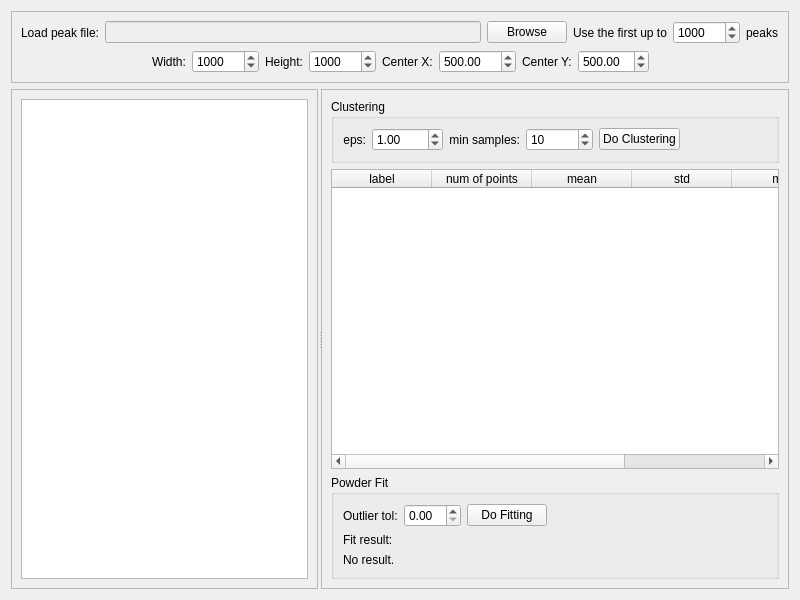
Qt form ui/powder_win.ui (LiuLab-CSRC/ClickX) before a commit.
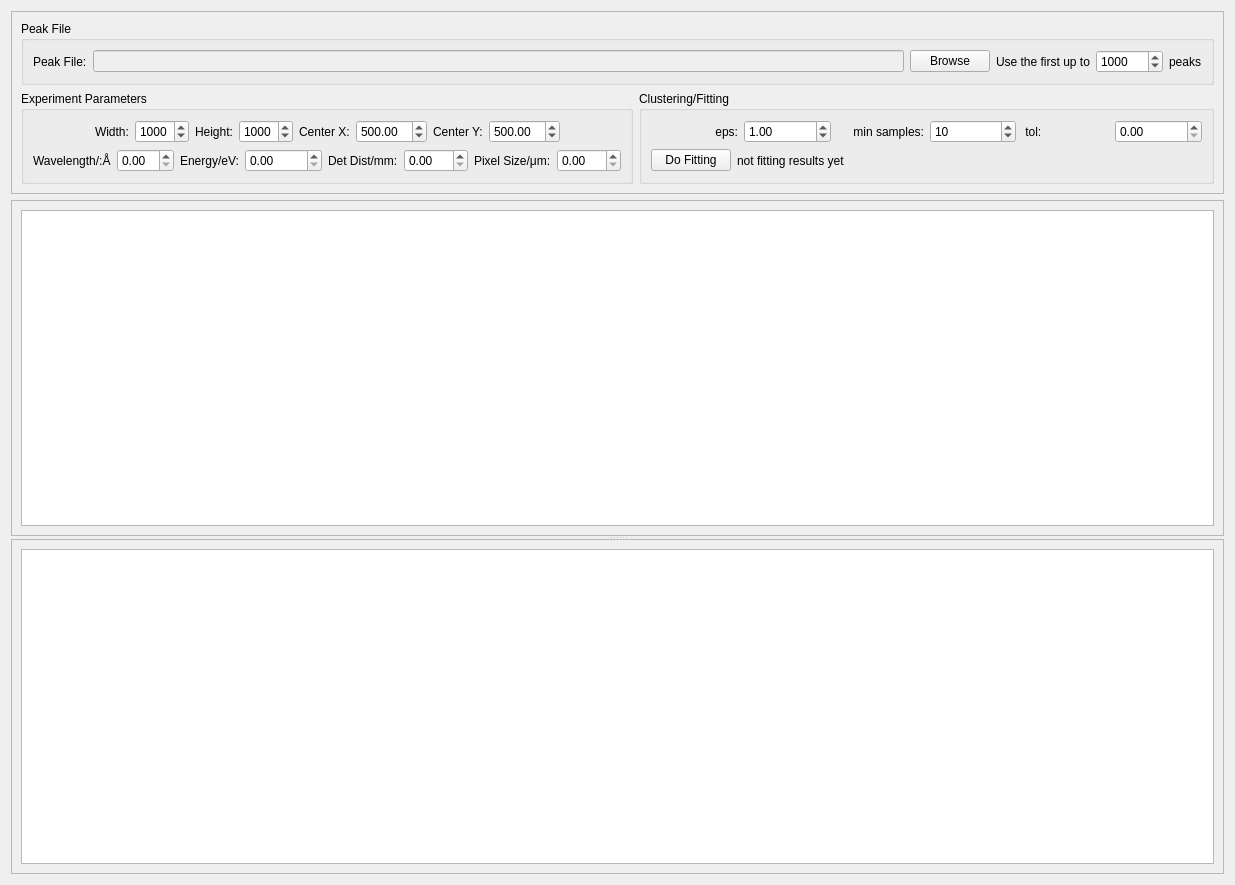
The same form after that commit. Custom widgets are drawn as their Qt base class.

Commit message: finish powder window

The edit to the form file:
```diff
--- a/ui/powder_win.ui
+++ b/ui/powder_win.ui
@@ -6,8 +6,8 @@
    <rect>
     <x>0</x>
     <y>0</y>
-    <width>800</width>
-    <height>600</height>
+    <width>1235</width>
+    <height>885</height>
    </rect>
   </property>
   <property name="sizePolicy">
@@ -19,7 +19,7 @@
   <property name="windowTitle">
    <string>Powder Fit</string>
   </property>
-  <layout class="QVBoxLayout" name="verticalLayout_3" stretch="0,1">
+  <layout class="QVBoxLayout" name="verticalLayout_5">
    <item>
     <widget class="QFrame" name="frame">
      <property name="frameShape">
@@ -28,16 +28,23 @@
      <property name="frameShadow">
       <enum>QFrame::Raised</enum>
      </property>
-     <layout class="QVBoxLayout" name="verticalLayout">
+     <layout class="QVBoxLayout" name="verticalLayout_3">
+      <item>
+       <widget class="QGroupBox" name="groupBox">
+        <property name="title">
+         <string>Peak File</string>
+        </property>
+        <layout class="QHBoxLayout" name="horizontalLayout_24">
+         <item>
+          <layout class="QHBoxLayout" name="horizontalLayout_23">
+           <item>
+            <layout class="QHBoxLayout" name="horizontalLayout_22">
       <item>
        <layout class="QHBoxLayout" name="horizontalLayout">
-        <property name="sizeConstraint">
-         <enum>QLayout::SetFixedSize</enum>
-        </property>
         <item>
          <widget class="QLabel" name="label">
           <property name="text">
-           <string>Load peak file:</string>
+                  <string>Peak File:</string>
           </property>
          </widget>
         </item>
@@ -48,7 +55,7 @@
           </property>
           <property name="minimumSize">
            <size>
-            <width>0</width>
+                   <width>400</width>
             <height>0</height>
            </size>
           </property>
@@ -61,6 +68,10 @@
           </property>
          </widget>
         </item>
+              </layout>
+             </item>
+             <item>
+              <layout class="QHBoxLayout" name="horizontalLayout_19">
         <item>
          <widget class="QLabel" name="label_6">
           <property name="text">
@@ -69,7 +80,7 @@
          </widget>
         </item>
         <item>
-         <widget class="QSpinBox" name="spin_box_0">
+                <widget class="QSpinBox" name="max_peaks_sb">
           <property name="maximum">
            <number>999999</number>
           </property>
@@ -87,10 +98,25 @@
         </item>
        </layout>
       </item>
+            </layout>
+           </item>
+          </layout>
+         </item>
+        </layout>
+       </widget>
+      </item>
       <item>
-       <layout class="QHBoxLayout" name="horizontalLayout_7">
+       <layout class="QHBoxLayout" name="horizontalLayout_27">
         <item>
-         <spacer name="horizontalSpacer_3">
+         <widget class="QGroupBox" name="groupBox_3">
+          <property name="title">
+           <string>Experiment Parameters</string>
+          </property>
+          <layout class="QVBoxLayout" name="verticalLayout">
+           <item>
+            <layout class="QHBoxLayout" name="horizontalLayout_16">
+             <item>
+              <spacer name="horizontalSpacer_2">
           <property name="orientation">
            <enum>Qt::Horizontal</enum>
           </property>
@@ -102,6 +128,8 @@
           </property>
          </spacer>
         </item>
+             <item>
+              <layout class="QHBoxLayout" name="horizontalLayout_15">
         <item>
          <layout class="QHBoxLayout" name="horizontalLayout_3">
           <item>
@@ -114,7 +142,7 @@
           <item>
            <widget class="QSpinBox" name="spin_box_1">
             <property name="maximum">
-             <number>999999</number>
+                    <number>9999</number>
             </property>
             <property name="value">
              <number>1000</number>
@@ -135,7 +163,7 @@
           <item>
            <widget class="QSpinBox" name="spin_box_2">
             <property name="maximum">
-             <number>999999</number>
+                    <number>9999</number>
             </property>
             <property name="value">
              <number>1000</number>
@@ -156,7 +184,7 @@
           <item>
            <widget class="QDoubleSpinBox" name="spin_box_3">
             <property name="maximum">
-             <double>99999.990000000005239</double>
+                    <double>9999.000000000000000</double>
             </property>
             <property name="singleStep">
              <double>0.100000000000000</double>
@@ -180,7 +208,7 @@
           <item>
            <widget class="QDoubleSpinBox" name="spin_box_4">
             <property name="maximum">
-             <double>9999.989999999999782</double>
+                    <double>9999.000000000000000</double>
             </property>
             <property name="singleStep">
              <double>0.100000000000000</double>
@@ -192,8 +220,10 @@
           </item>
          </layout>
         </item>
+              </layout>
+             </item>
         <item>
-         <spacer name="horizontalSpacer_2">
+              <spacer name="horizontalSpacer_3">
           <property name="orientation">
            <enum>Qt::Horizontal</enum>
           </property>
@@ -207,52 +237,100 @@
         </item>
        </layout>
       </item>
-     </layout>
+           <item>
+            <layout class="QHBoxLayout" name="horizontalLayout_21">
+             <item>
+              <layout class="QHBoxLayout" name="horizontalLayout_17">
+               <item>
+                <layout class="QHBoxLayout" name="horizontalLayout_13">
+                 <item>
+                  <widget class="QLabel" name="label_12">
+                   <property name="text">
+                    <string>Wavelength/:Å</string>
+                   </property>
     </widget>
    </item>
    <item>
-    <widget class="QSplitter" name="splitter_2">
-     <property name="orientation">
-      <enum>Qt::Horizontal</enum>
-     </property>
-     <property name="handleWidth">
-      <number>3</number>
-     </property>
-     <widget class="QFrame" name="frame_2">
-      <property name="frameShape">
-       <enum>QFrame::StyledPanel</enum>
-      </property>
-      <property name="frameShadow">
-       <enum>QFrame::Raised</enum>
-      </property>
-      <layout class="QHBoxLayout" name="horizontalLayout_2">
+                  <widget class="QDoubleSpinBox" name="wavelength_sb">
+                   <property name="singleStep">
+                    <double>0.010000000000000</double>
+                   </property>
+                  </widget>
+                 </item>
+                </layout>
+               </item>
+               <item>
+                <layout class="QHBoxLayout" name="horizontalLayout_7">
+                 <item>
+                  <widget class="QLabel" name="label_13">
+                   <property name="text">
+                    <string>Energy/eV:</string>
+                   </property>
+                  </widget>
+                 </item>
+                 <item>
+                  <widget class="QDoubleSpinBox" name="energy_sb">
+                   <property name="maximum">
+                    <double>99999.000000000000000</double>
+                   </property>
+                  </widget>
+                 </item>
+                </layout>
+               </item>
+               <item>
+                <layout class="QHBoxLayout" name="horizontalLayout_14">
+                 <item>
+                  <widget class="QLabel" name="label_14">
+                   <property name="text">
+                    <string>Det Dist/mm:</string>
+                   </property>
+                  </widget>
+                 </item>
        <item>
-        <widget class="QSplitter" name="splitter">
-         <property name="orientation">
-          <enum>Qt::Horizontal</enum>
-         </property>
-         <widget class="ImageView" name="peaks_view"/>
+                  <widget class="QDoubleSpinBox" name="det_dist_sb">
+                   <property name="maximum">
+                    <double>999.000000000000000</double>
+                   </property>
         </widget>
        </item>
       </layout>
-     </widget>
-     <widget class="QFrame" name="frame_3">
-      <property name="frameShape">
-       <enum>QFrame::StyledPanel</enum>
-      </property>
-      <property name="frameShadow">
-       <enum>QFrame::Raised</enum>
-      </property>
-      <layout class="QVBoxLayout" name="verticalLayout_4" stretch="0,1,0">
+               </item>
+               <item>
+                <layout class="QHBoxLayout" name="horizontalLayout_18">
+                 <item>
+                  <widget class="QLabel" name="label_11">
+                   <property name="text">
+                    <string>Pixel Size/μm:</string>
+                   </property>
+                  </widget>
+                 </item>
+                 <item>
+                  <widget class="QDoubleSpinBox" name="pixel_size_sb">
+                   <property name="maximum">
+                    <double>999.000000000000000</double>
+                   </property>
+                  </widget>
+                 </item>
+                </layout>
+               </item>
+              </layout>
+             </item>
+            </layout>
+           </item>
+          </layout>
+         </widget>
+        </item>
        <item>
-        <widget class="QGroupBox" name="groupBox_2">
+         <widget class="QGroupBox" name="groupBox_4">
          <property name="title">
-          <string>Clustering</string>
-         </property>
-         <layout class="QVBoxLayout" name="verticalLayout_5">
+           <string>Clustering/Fitting</string>
+          </property>
+          <layout class="QVBoxLayout" name="verticalLayout_2">
           <item>
            <layout class="QHBoxLayout" name="horizontalLayout_10">
             <item>
+              <layout class="QHBoxLayout" name="horizontalLayout_20">
+               <item>
              <layout class="QHBoxLayout" name="horizontalLayout_8">
               <item>
                <widget class="QLabel" name="label_9">
@@ -267,7 +345,7 @@
               <item>
                <widget class="QDoubleSpinBox" name="spin_box_5">
                 <property name="maximum">
-                 <double>9999.899999999999636</double>
+                    <double>999.000000000000000</double>
                 </property>
                 <property name="singleStep">
                  <double>0.100000000000000</double>
@@ -294,7 +372,7 @@
               <item>
                <widget class="QSpinBox" name="spin_box_6">
                 <property name="maximum">
-                 <number>999999</number>
+                    <number>9999</number>
                 </property>
                 <property name="value">
                  <number>10</number>
@@ -304,89 +382,19 @@
              </layout>
             </item>
             <item>
-             <widget class="QPushButton" name="cluster_btn">
-              <property name="text">
-               <string>Do Clustering</string>
-              </property>
-             </widget>
-            </item>
-            <item>
-             <spacer name="horizontalSpacer">
-              <property name="orientation">
-               <enum>Qt::Horizontal</enum>
-              </property>
-              <property name="sizeHint" stdset="0">
-               <size>
-                <width>40</width>
-                <height>20</height>
-               </size>
-              </property>
-             </spacer>
-            </item>
-           </layout>
-          </item>
-         </layout>
-        </widget>
-       </item>
-       <item>
-        <widget class="QTableWidget" name="powder_table">
-         <property name="editTriggers">
-          <set>QAbstractItemView::NoEditTriggers</set>
-         </property>
-         <attribute name="verticalHeaderVisible">
-          <bool>false</bool>
-         </attribute>
-         <column>
-          <property name="text">
-           <string>label</string>
-          </property>
-         </column>
-         <column>
-          <property name="text">
-           <string>num of points</string>
-          </property>
-         </column>
-         <column>
-          <property name="text">
-           <string>mean</string>
-          </property>
-         </column>
-         <column>
-          <property name="text">
-           <string>std</string>
-          </property>
-         </column>
-         <column>
-          <property name="text">
-           <string>min</string>
-          </property>
-         </column>
-         <column>
-          <property name="text">
-           <string>max</string>
-          </property>
-         </column>
-        </widget>
-       </item>
-       <item>
-        <widget class="QGroupBox" name="groupBox">
-         <property name="title">
-          <string>Powder Fit</string>
-         </property>
-         <layout class="QVBoxLayout" name="verticalLayout_2">
-          <item>
-           <layout class="QHBoxLayout" name="horizontalLayout_12">
-            <item>
              <layout class="QHBoxLayout" name="horizontalLayout_11">
               <item>
                <widget class="QLabel" name="label_8">
                 <property name="text">
-                 <string>Outlier tol:</string>
+                    <string> tol:</string>
                 </property>
                </widget>
               </item>
               <item>
-               <widget class="QDoubleSpinBox" name="spin_box_7">
+                  <widget class="QDoubleSpinBox" name="tol_sb">
+                   <property name="maximum">
+                    <double>999.000000000000000</double>
+                   </property>
                 <property name="singleStep">
                  <double>0.010000000000000</double>
                 </property>
@@ -394,6 +402,14 @@
               </item>
              </layout>
             </item>
+              </layout>
+             </item>
+            </layout>
+           </item>
+           <item>
+            <layout class="QHBoxLayout" name="horizontalLayout_26">
+             <item>
+              <layout class="QHBoxLayout" name="horizontalLayout_25">
             <item>
              <widget class="QPushButton" name="fit_btn">
               <property name="text">
@@ -402,6 +418,19 @@
              </widget>
             </item>
             <item>
+                <layout class="QHBoxLayout" name="horizontalLayout_12">
+                 <item>
+                  <widget class="QLabel" name="fitting_results_lb">
+                   <property name="text">
+                    <string>not fitting results yet</string>
+                   </property>
+                  </widget>
+                 </item>
+                </layout>
+               </item>
+              </layout>
+             </item>
+             <item>
              <spacer name="horizontalSpacer_4">
               <property name="orientation">
                <enum>Qt::Horizontal</enum>
@@ -416,21 +445,62 @@
             </item>
            </layout>
           </item>
-          <item>
-           <widget class="QLabel" name="label_11">
-            <property name="text">
-             <string>Fit result:</string>
-            </property>
-           </widget>
-          </item>
+          </layout>
+         </widget>
+        </item>
+       </layout>
+      </item>
+     </layout>
+    </widget>
+   </item>
           <item>
-           <widget class="QLabel" name="fit_label">
-            <property name="text">
-             <string>No result.</string>
-            </property>
+    <widget class="QSplitter" name="splitter_2">
+     <property name="orientation">
+      <enum>Qt::Vertical</enum>
+     </property>
+     <property name="handleWidth">
+      <number>3</number>
+     </property>
+     <widget class="QFrame" name="frame_2">
+      <property name="frameShape">
+       <enum>QFrame::StyledPanel</enum>
+      </property>
+      <property name="frameShadow">
+       <enum>QFrame::Raised</enum>
+      </property>
+      <layout class="QHBoxLayout" name="horizontalLayout_2">
+       <item>
+        <widget class="QSplitter" name="splitter">
+         <property name="orientation">
+          <enum>Qt::Horizontal</enum>
+         </property>
+         <property name="handleWidth">
+          <number>3</number>
+         </property>
+         <widget class="ImageView" name="peaks_view"/>
            </widget>
           </item>
          </layout>
+     </widget>
+     <widget class="QFrame" name="frame_3">
+      <property name="frameShape">
+       <enum>QFrame::StyledPanel</enum>
+      </property>
+      <property name="frameShadow">
+       <enum>QFrame::Raised</enum>
+      </property>
+      <layout class="QVBoxLayout" name="verticalLayout_4" stretch="1">
+       <item>
+        <widget class="QTableWidget" name="powder_table">
+         <property name="sizeAdjustPolicy">
+          <enum>QAbstractScrollArea::AdjustIgnored</enum>
+         </property>
+         <property name="editTriggers">
+          <set>QAbstractItemView::EditKeyPressed</set>
+         </property>
+         <attribute name="verticalHeaderVisible">
+          <bool>false</bool>
+         </attribute>
         </widget>
        </item>
       </layout>
```
Left out of the diff: 18 changed lines with no effect on the pictures. Lines whose indentation alone changed are shown as unchanged. The commit also changes 3 other files.
